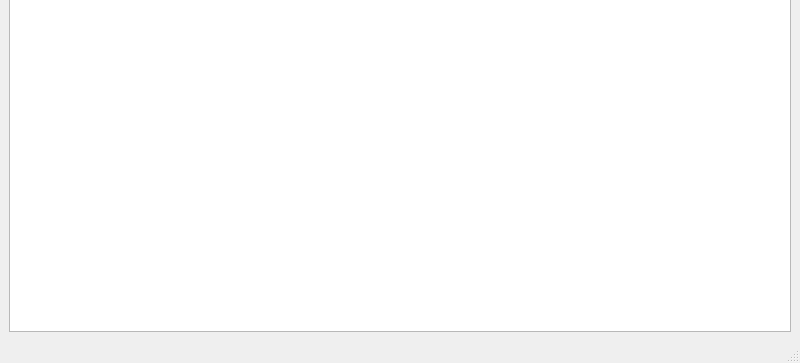
Old version of the form mainwindow.ui in the repository imhcyx/sniffer; both pictures show x 0 to 800 and y 237 to 600 of the 800 by 600 pixel window.
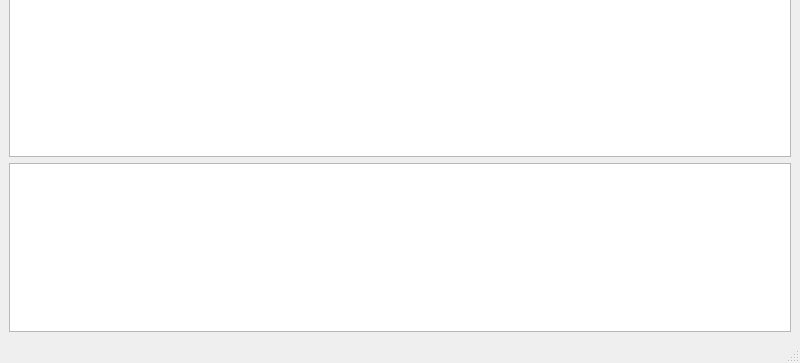
New version of the form.

Commit message: add list to show packet details

```diff
--- a/mainwindow.ui
+++ b/mainwindow.ui
@@ -116,7 +116,24 @@
      </widget>
     </item>
     <item row="1" column="0">
-     <widget class="QTableView" name="pktView"/>
+     <widget class="QTableView" name="pktView">
+      <property name="sizePolicy">
+       <sizepolicy hsizetype="Expanding" vsizetype="Expanding">
+        <horstretch>0</horstretch>
+        <verstretch>2</verstretch>
+       </sizepolicy>
+      </property>
+     </widget>
+    </item>
+    <item row="2" column="0">
+     <widget class="QListView" name="detailView">
+      <property name="sizePolicy">
+       <sizepolicy hsizetype="Expanding" vsizetype="Expanding">
+        <horstretch>0</horstretch>
+        <verstretch>1</verstretch>
+       </sizepolicy>
+      </property>
+     </widget>
     </item>
    </layout>
   </widget>
```
The commit also changes 5 other files.
